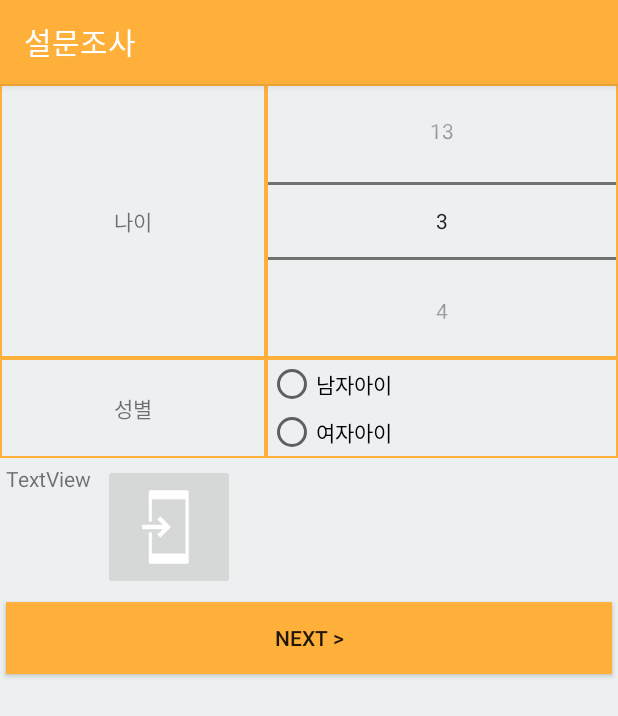
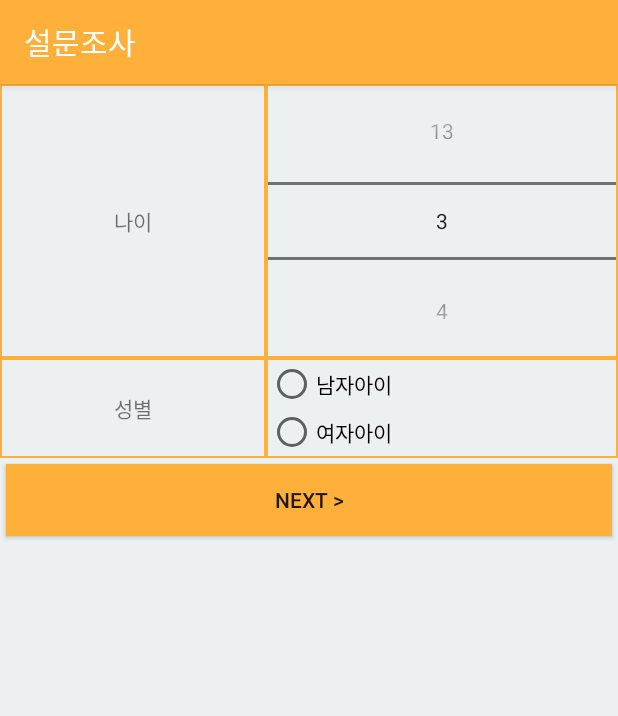
Before and after one commit to Goyunho/Chirend, an Android app: the SulmunActivity screen opened directly, with no data from a screen before it, on a phone screen of 412 x 824 dp. Shown: the top 716 px of the screen. Run offline under Robolectric (Android 15) with nearby library versions, the light colour scheme and no system bars; 2 statements that could not run were skipped.

Commit message:
161108-2
이미지 불러와서 삽입 완료

```diff
--- a/app/src/main/res/layout/activity_sulmun.xml
+++ b/app/src/main/res/layout/activity_sulmun.xml
@@ -84,13 +84,8 @@
             android:layout_height="wrap_content"
             android:orientation="horizontal"
             android:columnCount="2"
-            android:useDefaultMargins="true">
-
-            <TextView
-                android:text="TextView"
-                android:layout_width="wrap_content"
-                android:layout_height="wrap_content"
-                android:id="@+id/textView" />
+            android:useDefaultMargins="true"
+            android:id="@+id/grid">
 
             <Button
                 android:text="NEXT >"
@@ -101,15 +96,6 @@
                 android:onClick="showRst"
                 android:padding="3dp"
                 android:layout_columnSpan="2"/>
-
-            <ImageButton
-                android:layout_width="wrap_content"
-                android:layout_height="wrap_content"
-                app:srcCompat="@drawable/common_full_open_on_phone"
-                android:id="@+id/imageButton"
-                android:layout_row="0"
-                android:layout_column="1" />
-
         </GridLayout>
     </ScrollView>
 
```
Also changed, not shown: app/src/main/java/com/example/rhdbs/chirend/Contents.java (+17 -4 lines), app/src/main/java/com/example/rhdbs/chirend/SulmunActivity.java (+52 -5 lines).
